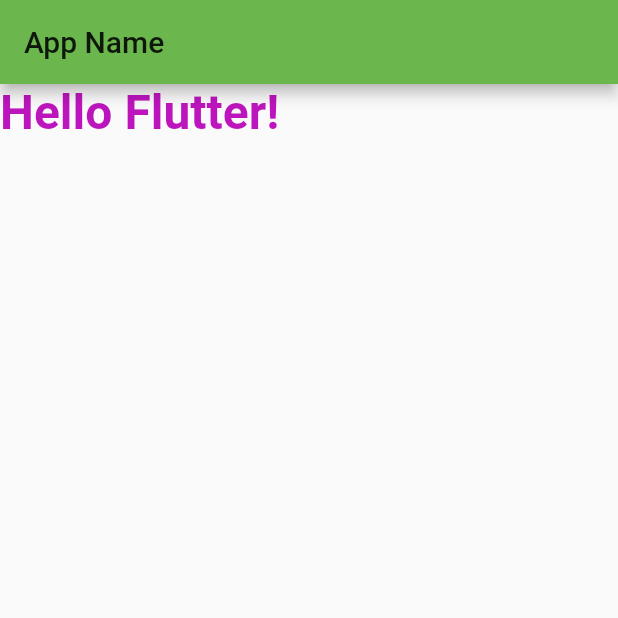
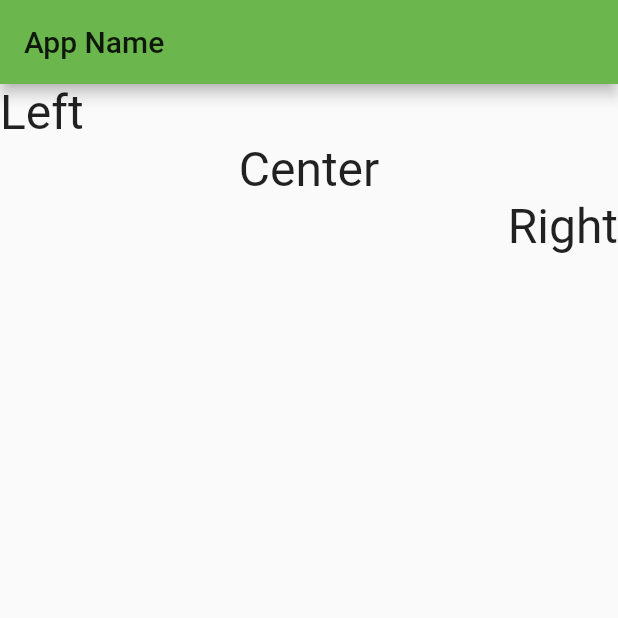
Before and after one commit to yuki-snow1823/flutter, a Flutter app: the screen it shows after launch, on a phone screen of 412 x 824 dp, the top half of it. Run offline on Flutter 3.47's test engine with Material 2 defaults, Android fonts, the phone set to English and light mode, and no system bars.

Commit message:
アラインクラスで配置の修正

```diff
--- a/lib/main.dart
+++ b/lib/main.dart
@@ -138,19 +138,54 @@ class MyHomePage extends StatefulWidget {
 class _MyHomePageState extends State<MyHomePage> {
     @override
     Widget build(BuildContext context) {
-      return new Scaffold(
-        appBar: new AppBar(
-          title: new Text('App Name'),
+      return Scaffold(
+        appBar: AppBar(
+          title: Text('App Name'),
           ),
         body:
-          new Text(
-          "Hello Flutter!",
-            style: new TextStyle(fontSize:32.0,
-            color: const Color(0xFFbd15bd),
-            fontWeight: FontWeight.w700,
-            fontFamily: "Roboto"),
+          Column(
+            mainAxisAlignment: MainAxisAlignment.start,
+            mainAxisSize: MainAxisSize.max,
+            crossAxisAlignment: CrossAxisAlignment.center,
+            children: <Widget>[
+
+
+              Align(
+                alignment: Alignment.centerLeft,
+                child: Text(
+                  'Left',
+                    style: TextStyle(fontSize:32.0,
+                    fontWeight: FontWeight.w400,
+                    fontFamily: "Roboto"),
+                  ),
+                ),
+
+              Align(
+                alignment: Alignment.center,
+                child: Text(
+                'Center',
+                  style: TextStyle(fontSize:32.0,
+                  fontWeight: FontWeight.w400,
+                  fontFamily: "Roboto"),
+                ),
+              ),
+
+
+              Align(
+                alignment: Alignment.centerRight,
+                child: Text(
+                'Right',
+                  style: TextStyle(fontSize:32.0,
+                  fontWeight: FontWeight.w400,
+                  fontFamily: "Roboto"),
+                ),
+              ),
+            ]
+
           ),
 
       );
     }
+    void fabPressed() {}
+
 }
```
